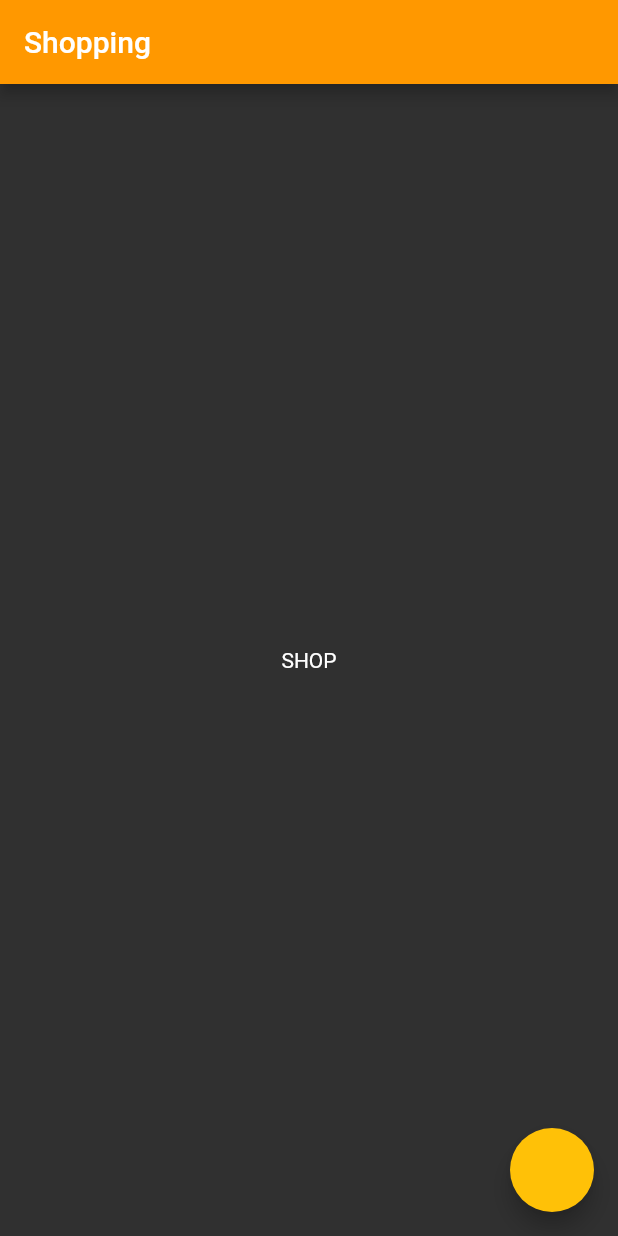
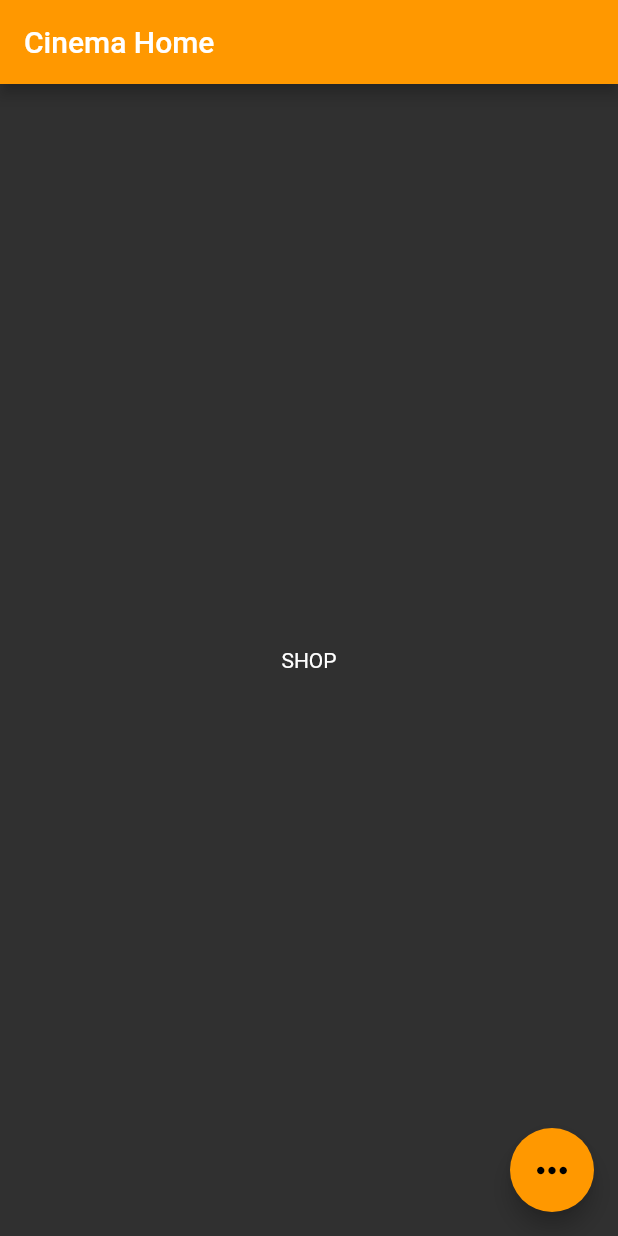
Before and after one commit to dylanbuchi/Movies, a Flutter app: the screen it shows after launch, on a phone screen of 412 x 824 dp. Run offline on Flutter 3.47's test engine with Material 2 defaults, Android fonts, the phone set to English and light mode, and no system bars.

```diff
--- a/lib/main.dart
+++ b/lib/main.dart
@@ -4,12 +4,17 @@ import './widgets/grid_product.dart';
 
 void main() => runApp(MyApp());
 
-class MyApp extends StatelessWidget {
+class MyApp extends StatefulWidget {
+  @override
+  _MyAppState createState() => _MyAppState();
+}
+
+class _MyAppState extends State<MyApp> {
   @override
   Widget build(BuildContext context) {
     return MaterialApp(
         debugShowCheckedModeBanner: false,
-      title: 'Shopping',
+        title: 'Cinema',
         theme: ThemeData.dark().copyWith(
             primaryColor: Colors.orange,
             accentColor: Colors.amber,
@@ -23,8 +28,11 @@ class MyApp extends StatelessWidget {
                 fontSize: 22,
               ),
             )),
-      home: MyHomePage(),
-    );
+        initialRoute: '/',
+        routes: {
+          '/': (ctx) => MyHomePage(),
+          ProductScreen.page: (ctx) => ProductScreen(),
+        });
   }
 }
 
@@ -38,11 +46,19 @@ class _MyHomePageState extends State<MyHomePage> {
   Widget build(BuildContext context) {
     return Scaffold(
       floatingActionButton: FloatingActionButton(
-        backgroundColor: Theme.of(context).accentColor,
-        onPressed: null,
+        child: Icon(
+          Icons.more_horiz,
+          size: 30,
+        ),
+        backgroundColor: Theme.of(context).primaryColor,
+        onPressed: () {
+          setState(() {
+            Navigator.pushNamed(context, ProductScreen.page);
+          });
+        },
       ),
       appBar: AppBar(
-        title: Text('Shopping'),
+        title: Text('Cinema Home'),
       ),
       body: Center(
         child: Text('SHOP'),
```
Also changed, not shown: lib/screens/products_screen.dart (+14 -13 lines), pubspec.yaml (+12 -11 lines). Lines whose indentation alone changed are shown as unchanged.
